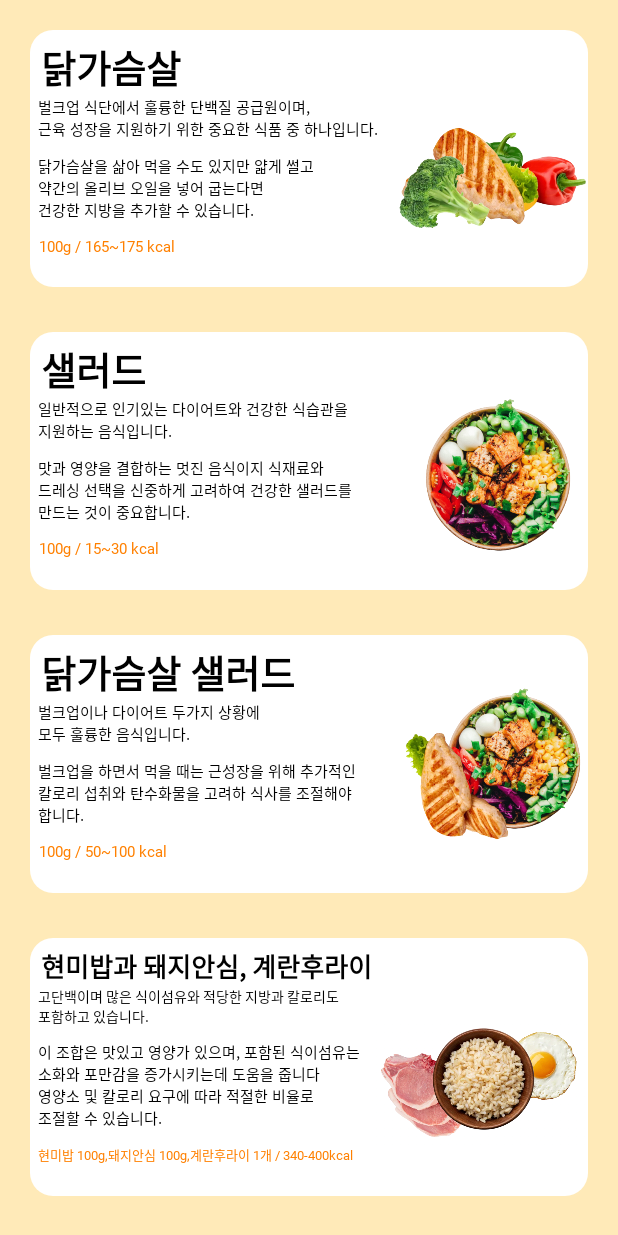
After one commit to Hanrosea/HealthCare, an Android app: the FoodActivity screen opened directly, with no data from a screen before it, on a phone screen of 412 x 824 dp. The commit adds this screen. Run offline under Robolectric (Android 15) with nearby library versions, the phone set to English and light mode, and no system bars.

Commit message:
NDW 식단정보 추가 231030

```diff
--- a/app/src/main/AndroidManifest.xml
+++ b/app/src/main/AndroidManifest.xml
@@ -81,6 +81,9 @@
             android:name=".AuthActivity"
             android:exported="false" />
         <activity
+            android:name=".FoodActivity"
+            android:exported="false" />
+        <activity
             android:name=".TutorialActivity"
             android:theme="@style/Theme.AppCompat.DayNight.NoActionBar" />
         <activity
--- /dev/null
+++ b/app/src/main/java/com/healthcare/healthing/FoodActivity.java
@@ -0,0 +1,19 @@
+package com.healthcare.healthing;
+
+import android.content.Intent;
+import android.os.Bundle;
+import android.view.View;
+import android.widget.ImageButton;
+import androidx.appcompat.app.AppCompatActivity;
+
+
+public class FoodActivity extends AppCompatActivity {
+
+    @Override
+    protected void onCreate(Bundle savedInstanceState) {
+        super.onCreate(savedInstanceState);
+        setContentView(R.layout.activity_food);
+
+
+    }
+}
--- a/app/src/main/java/com/healthcare/healthing/MenuFragment.java
+++ b/app/src/main/java/com/healthcare/healthing/MenuFragment.java
@@ -77,6 +77,7 @@ public class MenuFragment extends Fragment {
     private Button btn_profile;
     private Button btn_record;
     private Button btn_Nmap;
+    private Button btn_food;
 
 
 
@@ -123,6 +124,19 @@ public class MenuFragment extends Fragment {
                 Intent intent = null;
                 if (Build.VERSION.SDK_INT >= Build.VERSION_CODES.R) {
                     intent = new Intent(getActivity(), RecordListActivity.class);
+                }
+                startActivity(intent);
+            }
+        });
+
+        //식단 정보
+        btn_food = view.findViewById(R.id.btn_food);
+        btn_food.setOnClickListener(new View.OnClickListener() {
+            @Override
+            public void onClick(View v) {
+                Intent intent = null;
+                if (Build.VERSION.SDK_INT >= Build.VERSION_CODES.R) {
+                    intent = new Intent(getActivity(), FoodActivity.class);
                 }
                 startActivity(intent);
             }
--- /dev/null
+++ b/app/src/main/res/layout/activity_food.xml
@@ -0,0 +1,292 @@
+<LinearLayout xmlns:android="http://schemas.android.com/apk/res/android"
+    xmlns:app="http://schemas.android.com/apk/res-auto"
+    xmlns:tools="http://schemas.android.com/tools"
+    android:layout_width="match_parent"
+    android:layout_height="match_parent"
+    android:orientation="vertical"
+    android:background="#FFEAB8"
+    tools:context="com.healthcare.healthing.FoodActivity">
+
+
+    <LinearLayout
+        android:layout_width="match_parent"
+        android:layout_height="10dp"
+        android:layout_marginLeft="20dp"
+        android:layout_marginTop="20dp"
+        android:layout_marginRight="20dp"
+        android:layout_marginBottom="10dp"
+        android:layout_weight="1"
+        android:background="@drawable/rounded_background"
+        android:gravity="left|center"
+        android:orientation="horizontal">
+
+        <LinearLayout
+            android:layout_width="wrap_content"
+            android:layout_height="match_parent"
+            android:gravity="left"
+            android:orientation="vertical">
+
+            <TextView
+                android:layout_width="wrap_content"
+                android:layout_height="wrap_content"
+                android:layout_marginStart="7dp"
+                android:layout_marginTop="5dp"
+                android:fontFamily="@font/lotte"
+                android:text="닭가슴살"
+                android:textAlignment="center"
+                android:textColor="@color/black"
+                android:textSize="25dp"
+                android:textStyle="bold" />
+
+            <TextView
+                android:layout_width="wrap_content"
+                android:layout_height="wrap_content"
+                android:layout_marginStart="5dp"
+                android:fontFamily="@font/lotte"
+                android:text="벌크업 식단에서 훌륭한 단백질 공급원이며,\n근육 성장을 지원하기 위한 중요한 식품 중 하나입니다. "
+                android:textColor="@color/black"
+                android:textSize="10dp" />
+            <TextView
+                android:layout_width="wrap_content"
+                android:layout_height="wrap_content"
+                android:layout_marginStart="5dp"
+                android:layout_marginTop="10dp"
+                android:fontFamily="@font/lotte"
+                android:text="닭가슴살을 삶아 먹을 수도 있지만 얇게 썰고\n약간의 올리브 오일을 넣어 굽는다면 \n건강한 지방을 추가할 수 있습니다."
+                android:textColor="@color/black"
+                android:textSize="10dp" />
+            <TextView
+                android:layout_width="wrap_content"
+                android:layout_height="wrap_content"
+                android:layout_marginStart="5dp"
+                android:layout_marginTop="10dp"
+                android:fontFamily="@font/lotte"
+                android:text="100g / 165~175 kcal"
+                android:textAlignment="center"
+                android:textColor="#FF8000"
+                android:textSize="10dp" />
+        </LinearLayout>
+
+        <ImageView
+            android:layout_width="145dp"
+            android:layout_height="150dp"
+            android:layout_gravity="bottom|right"
+            app:srcCompat="@drawable/chicken" />
+
+    </LinearLayout>
+
+    <LinearLayout
+        android:layout_width="match_parent"
+        android:layout_height="10dp"
+        android:layout_marginLeft="20dp"
+        android:layout_marginTop="20dp"
+        android:layout_marginRight="20dp"
+        android:layout_marginBottom="10dp"
+        android:layout_weight="1"
+        android:background="@drawable/rounded_background"
+        android:gravity="left|center"
+        android:orientation="horizontal">
+
+        <LinearLayout
+            android:layout_width="wrap_content"
+            android:layout_height="match_parent"
+            android:gravity="left"
+            android:orientation="vertical">
+
+            <TextView
+                android:layout_width="wrap_content"
+                android:layout_height="wrap_content"
+                android:layout_marginStart="7dp"
+                android:layout_marginTop="5dp"
+                android:fontFamily="@font/lotte"
+                android:text="샐러드"
+                android:textAlignment="center"
+                android:textColor="@color/black"
+                android:textSize="25dp"
+                android:textStyle="bold" />
+
+            <TextView
+                android:layout_width="wrap_content"
+                android:layout_height="wrap_content"
+                android:layout_marginStart="5dp"
+                android:fontFamily="@font/lotte"
+                android:text="일반적으로 인기있는 다이어트와 건강한 식습관을\n지원하는 음식입니다."
+                android:textColor="@color/black"
+                android:textSize="10dp" />
+
+            <TextView
+                android:layout_width="wrap_content"
+                android:layout_height="wrap_content"
+                android:layout_marginStart="5dp"
+                android:layout_marginTop="10dp"
+                android:fontFamily="@font/lotte"
+                android:text="맛과 영양을 결합하는 멋진 음식이지 식재료와 \n드레싱 선택을 신중하게 고려하여 건강한 샐러드를 \n만드는 것이 중요합니다."
+                android:textColor="@color/black"
+                android:textSize="10dp" />
+
+            <TextView
+                android:layout_width="wrap_content"
+                android:layout_height="wrap_content"
+                android:layout_marginStart="5dp"
+                android:layout_marginTop="10dp"
+                android:fontFamily="@font/lotte"
+                android:text="100g / 15~30 kcal"
+                android:textAlignment="center"
+                android:textColor="#FF8000"
+                android:textSize="10dp" />
+        </LinearLayout>
+
+        <ImageView
+            android:layout_width="140dp"
+            android:layout_height="150dp"
+            android:layout_gravity="bottom|right"
+            android:layout_marginLeft="25dp"
+            app:srcCompat="@drawable/salad" />
+
+    </LinearLayout>
+
+    <LinearLayout
+        android:layout_width="match_parent"
+        android:layout_height="10dp"
+        android:layout_marginLeft="20dp"
+        android:layout_marginTop="20dp"
+        android:layout_marginRight="20dp"
+        android:layout_marginBottom="10dp"
+        android:layout_weight="1"
+        android:background="@drawable/rounded_background"
+        android:gravity="left|center"
+        android:orientation="horizontal">
+
+        <LinearLayout
+            android:layout_width="wrap_content"
+            android:layout_height="match_parent"
+            android:gravity="left"
+            android:orientation="vertical">
+
+            <TextView
+                android:layout_width="wrap_content"
+                android:layout_height="wrap_content"
+                android:layout_marginStart="7dp"
+                android:layout_marginTop="5dp"
+                android:fontFamily="@font/lotte"
+                android:text="닭가슴살 샐러드"
+                android:textAlignment="center"
+                android:textColor="@color/black"
+                android:textSize="25dp"
+                android:textStyle="bold" />
+
+            <TextView
+                android:layout_width="wrap_content"
+                android:layout_height="wrap_content"
+                android:layout_marginStart="5dp"
+                android:fontFamily="@font/lotte"
+                android:text="벌크업이나 다이어트 두가지 상황에 \n모두 훌륭한 음식입니다."
+                android:textColor="@color/black"
+                android:textSize="10dp" />
+
+            <TextView
+                android:layout_width="wrap_content"
+                android:layout_height="wrap_content"
+                android:layout_marginStart="5dp"
+                android:layout_marginTop="10dp"
+                android:fontFamily="@font/lotte"
+                android:text="벌크업을 하면서 먹을 때는 근성장을 위해 추가적인 \n칼로리 섭취와 탄수화물을 고려하 식사를 조절해야\n합니다."
+                android:textColor="@color/black"
+                android:textSize="10dp" />
+
+            <TextView
+                android:layout_width="wrap_content"
+                android:layout_height="wrap_content"
+                android:layout_marginStart="5dp"
+                android:layout_marginTop="10dp"
+                android:fontFamily="@font/lotte"
+                android:text="100g / 50~100 kcal"
+                android:textAlignment="center"
+                android:textColor="#FF8000"
+                android:textSize="10dp" />
+        </LinearLayout>
+
+        <ImageView
+            android:layout_width="140dp"
+            android:layout_height="140dp"
+            android:layout_marginLeft="20dp"
+            app:srcCompat="@drawable/chickensalad" />
+
+    </LinearLayout>
+
+    <LinearLayout
+        android:layout_width="match_parent"
+        android:layout_height="10dp"
+        android:layout_marginLeft="20dp"
+        android:layout_marginTop="20dp"
+        android:layout_marginRight="20dp"
+        android:layout_marginBottom="10dp"
+        android:layout_weight="1"
+        android:background="@drawable/rounded_background"
+        android:gravity="left|center"
+        android:orientation="horizontal">
+
+        <LinearLayout
+            android:layout_width="wrap_content"
+            android:layout_height="match_parent"
+            android:gravity="left"
+            android:orientation="vertical">
+
+            <TextView
+                android:layout_width="wrap_content"
+                android:layout_height="wrap_content"
+                android:layout_marginStart="7dp"
+                android:layout_marginTop="5dp"
+                android:fontFamily="@font/lotte"
+                android:text="현미밥과 돼지안심, 계란후라이"
+                android:textAlignment="center"
+                android:textColor="@color/black"
+                android:textSize="17dp"
+                android:textStyle="bold" />
+
+            <TextView
+                android:layout_width="wrap_content"
+                android:layout_height="wrap_content"
+                android:layout_marginStart="5dp"
+                android:fontFamily="@font/lotte"
+                android:text="고단백이며 많은 식이섬유와 적당한 지방과 칼로리도 \n포함하고 있습니다."
+                android:textColor="@color/black"
+                android:textSize="9dp" />
+
+            <TextView
+                android:layout_width="wrap_content"
+                android:layout_height="wrap_content"
+                android:layout_marginStart="5dp"
+                android:layout_marginTop="10dp"
+                android:fontFamily="@font/lotte"
+                android:text="이 조합은 맛있고 영양가 있으며, 포함된 식이섬유는 \n소화와 포만감을 증가시키는데 도움을 줍니다\n영양소 및 칼로리 요구에 따라 적절한 비율로 \n조절할 수 있습니다. "
+                android:textColor="@color/black"
+                android:textSize="10dp" />
+            <TextView
+                android:layout_width="wrap_content"
+                android:layout_height="wrap_content"
+                android:layout_marginStart="5dp"
+                android:layout_marginTop="10dp"
+                android:fontFamily="@font/lotte"
+                android:text="현미밥 100g,돼지안심 100g,계란후라이 1개 / 340-400kcal"
+                android:textColor="#FF8000"
+                android:textSize="8.5dp" />
+        </LinearLayout>
+
+        <ImageView
+            android:layout_width="145dp"
+            android:layout_height="150dp"
+            android:layout_gravity="bottom|right"
+            android:layout_marginLeft="0dp"
+            app:srcCompat="@drawable/healthfood" />
+
+    </LinearLayout>
+
+    <LinearLayout
+        android:layout_width="wrap_content"
+        android:layout_height="0dp"
+        android:layout_weight="0.1"
+        android:orientation="horizontal">
+    </LinearLayout>
+
+</LinearLayout>
--- a/build.gradle
+++ b/build.gradle
@@ -13,7 +13,7 @@ buildscript {
 }
 plugins {
     id 'com.google.gms.google-services' version '4.4.0' apply false
-    id 'com.android.application' version '8.1.2' apply false
-    id 'com.android.library' version '8.1.2' apply false
+    id 'com.android.application' version '8.0.0' apply false
+    id 'com.android.library' version '8.0.0' apply false
     id 'com.google.android.libraries.mapsplatform.secrets-gradle-plugin' version '2.0.1' apply false
 }
```
Also changed, not shown: app/src/main/res/drawable/chicken.png (added), app/src/main/res/drawable/chickensalad.png (added), app/src/main/res/drawable/healthfood.png (added), app/src/main/res/drawable/salad.png (added).
